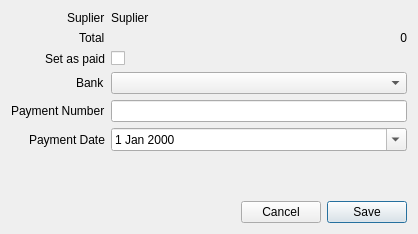
Before: the Qt Designer form libgui/purchase/purchasepaymentdialog.ui in apinprastya/sultan, drawn with Qt 5.
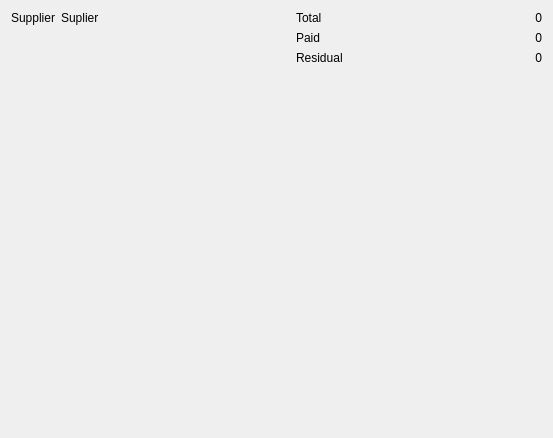
After: the same form once the commit is applied. Custom widgets are drawn as their Qt base class.

```diff
--- a/libgui/purchase/purchasepaymentdialog.ui
+++ b/libgui/purchase/purchasepaymentdialog.ui
@@ -6,8 +6,8 @@
    <rect>
     <x>0</x>
     <y>0</y>
-    <width>418</width>
-    <height>234</height>
+    <width>553</width>
+    <height>438</height>
    </rect>
   </property>
   <property name="windowTitle">
@@ -15,14 +15,16 @@
   </property>
   <layout class="QVBoxLayout" name="verticalLayout">
    <item>
+    <layout class="QHBoxLayout" name="horizontalLayout">
+     <property name="rightMargin">
+      <number>0</number>
+     </property>
+     <item>
     <layout class="QFormLayout" name="formLayout">
-     <property name="labelAlignment">
-      <set>Qt::AlignRight|Qt::AlignTrailing|Qt::AlignVCenter</set>
-     </property>
      <item row="0" column="0">
-      <widget class="QLabel" name="label">
+        <widget class="QLabel" name="label_3">
        <property name="text">
-        <string>Suplier</string>
+          <string>Supplier</string>
        </property>
       </widget>
      </item>
@@ -31,16 +33,26 @@
        <property name="text">
         <string>Suplier</string>
        </property>
-      </widget>
-     </item>
-     <item row="1" column="0">
+         <property name="wordWrap">
+          <bool>true</bool>
+         </property>
+        </widget>
+       </item>
+      </layout>
+     </item>
+     <item>
+      <layout class="QFormLayout" name="formLayout_2">
+       <property name="leftMargin">
+        <number>16</number>
+       </property>
+       <item row="0" column="0">
       <widget class="QLabel" name="label_2">
        <property name="text">
         <string>Total</string>
        </property>
       </widget>
      </item>
-     <item row="1" column="1">
+       <item row="0" column="1">
       <widget class="QLabel" name="labelTotal">
        <property name="text">
         <string>0</string>
@@ -50,116 +62,57 @@
        </property>
       </widget>
      </item>
+       <item row="1" column="0">
+        <widget class="QLabel" name="label">
+         <property name="text">
+          <string>Paid</string>
+         </property>
+        </widget>
+       </item>
      <item row="2" column="0">
-      <widget class="QLabel" name="label_5">
-       <property name="text">
-        <string>Set as paid</string>
-       </property>
-      </widget>
-     </item>
-     <item row="4" column="0">
-      <widget class="QLabel" name="label_3">
-       <property name="text">
-        <string>Payment Number</string>
-       </property>
-      </widget>
-     </item>
-     <item row="4" column="1">
-      <widget class="QLineEdit" name="linePayment"/>
-     </item>
-     <item row="5" column="0">
       <widget class="QLabel" name="label_4">
        <property name="text">
-        <string>Payment Date</string>
+          <string>Residual</string>
        </property>
       </widget>
      </item>
-     <item row="5" column="1">
-      <widget class="QDateEdit" name="datePayment">
-       <property name="calendarPopup">
-        <bool>true</bool>
+       <item row="1" column="1">
+        <widget class="QLabel" name="labelReceived">
+         <property name="text">
+          <string>0</string>
+         </property>
+         <property name="alignment">
+          <set>Qt::AlignRight|Qt::AlignTrailing|Qt::AlignVCenter</set>
        </property>
       </widget>
      </item>
      <item row="2" column="1">
-      <widget class="QCheckBox" name="checkPaid">
+        <widget class="QLabel" name="labelResidual">
        <property name="text">
-        <string/>
-       </property>
-      </widget>
-     </item>
-     <item row="3" column="0">
-      <widget class="QLabel" name="label_6">
-       <property name="text">
-        <string>Bank</string>
+          <string>0</string>
+         </property>
+         <property name="alignment">
+          <set>Qt::AlignRight|Qt::AlignTrailing|Qt::AlignVCenter</set>
        </property>
       </widget>
      </item>
-     <item row="3" column="1">
-      <widget class="QComboBox" name="comboBank"/>
+      </layout>
      </item>
     </layout>
    </item>
    <item>
-    <spacer name="verticalSpacer">
-     <property name="orientation">
-      <enum>Qt::Vertical</enum>
-     </property>
-     <property name="sizeHint" stdset="0">
-      <size>
-       <width>20</width>
-       <height>40</height>
-      </size>
-     </property>
-    </spacer>
+    <widget class="LibGUI::TableWidget" name="tableWidget" native="true"/>
    </item>
-   <item>
-    <layout class="QHBoxLayout" name="horizontalLayout">
-     <item>
-      <spacer name="horizontalSpacer">
-       <property name="orientation">
-        <enum>Qt::Horizontal</enum>
-       </property>
-       <property name="sizeHint" stdset="0">
-        <size>
-         <width>40</width>
-         <height>20</height>
-        </size>
-       </property>
-      </spacer>
-     </item>
-     <item>
-      <widget class="QPushButton" name="pushCancel">
-       <property name="text">
-        <string>Cancel</string>
-       </property>
-       <property name="autoDefault">
-        <bool>false</bool>
-       </property>
-      </widget>
-     </item>
-     <item>
-      <widget class="QPushButton" name="pushSave">
-       <property name="text">
-        <string>Save</string>
-       </property>
-       <property name="default">
-        <bool>true</bool>
-       </property>
-      </widget>
-     </item>
-    </layout>
-   </item>
-  </layout>
+  </layout>
  </widget>
- <tabstops>
-  <tabstop>checkPaid</tabstop>
-  <tabstop>comboBank</tabstop>
-  <tabstop>linePayment</tabstop>
-  <tabstop>datePayment</tabstop>
-  <tabstop>pushSave</tabstop>
-  <tabstop>pushCancel</tabstop>
- </tabstops>
+ <customwidgets>
+  <customwidget>
+   <class>LibGUI::TableWidget</class>
+   <extends>QWidget</extends>
+   <header location="global">tablewidget.h</header>
+   <container>1</container>
+  </customwidget>
+ </customwidgets>
  <resources/>
  <connections>
   <connection>
```
Left out of the diff: 19 changed lines with no effect on the pictures. Lines whose indentation alone changed are shown as unchanged.
